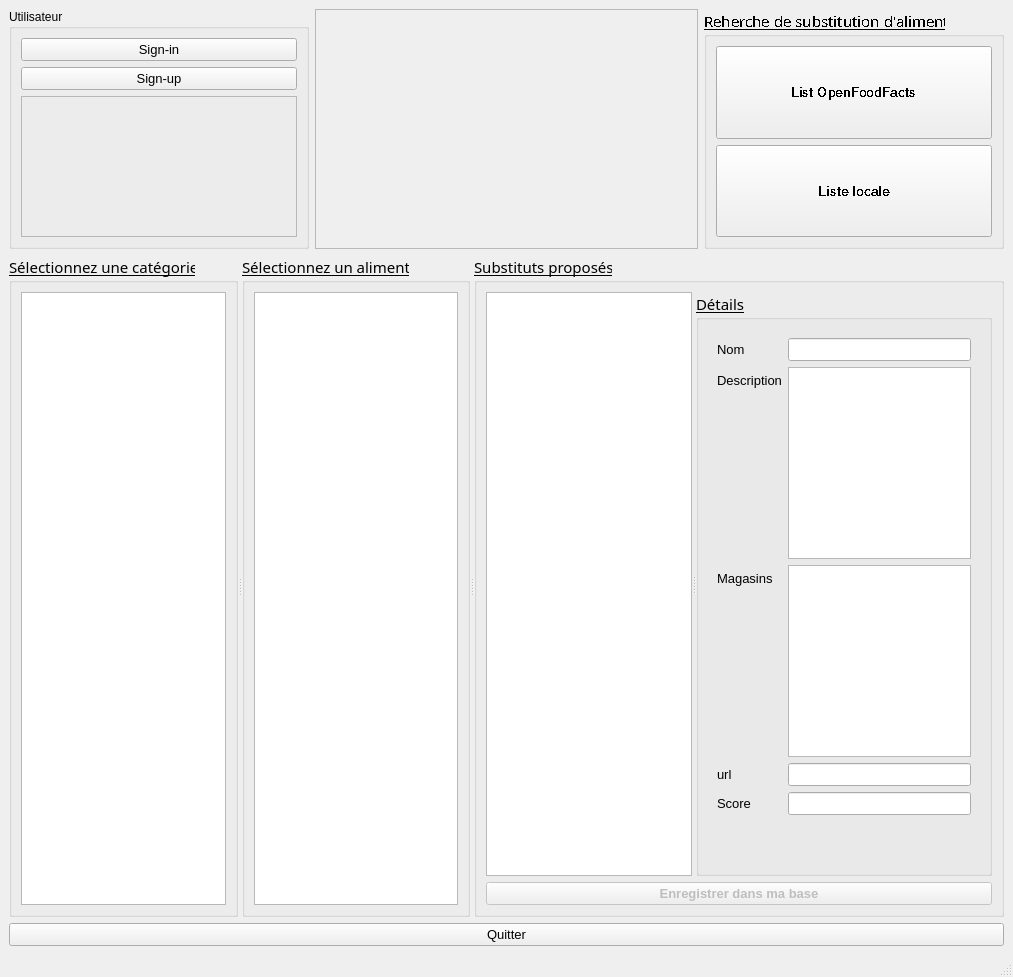
This is ui/mainwindow.ui in jerome-diver/OC-openFoodFacts as Qt 5 draws it before an edit. The edited form follows.
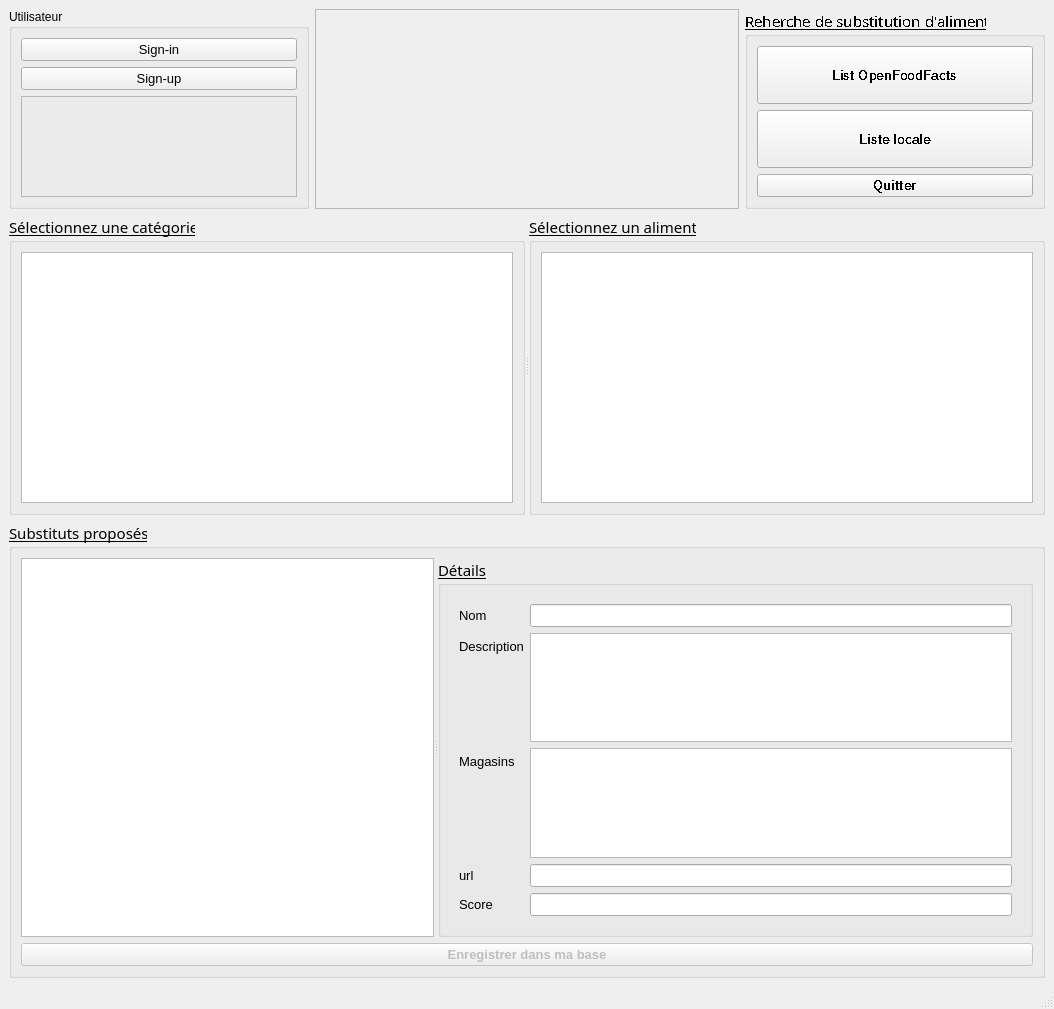
This is the edited form. Icons and pictures are not drawn.

Commit message: added stausbar messages on mainwindow added threads call for request on categories and product's foods on Open Food Facts remove double and not-applicable grades for substitute's products better mainwindow ui display of widgets, and add statusBar widget get QTableView on mainwindow for show substitutes propositions with check box for selection

The edit to the form file:
```diff
--- a/ui/mainwindow.ui
+++ b/ui/mainwindow.ui
@@ -6,8 +6,8 @@
    <rect>
     <x>0</x>
     <y>0</y>
-    <width>1013</width>
-    <height>977</height>
+    <width>1054</width>
+    <height>1009</height>
    </rect>
   </property>
   <property name="minimumSize">
@@ -234,6 +234,22 @@
            </property>
           </widget>
          </item>
+         <item>
+          <widget class="QPushButton" name="quit">
+           <property name="font">
+            <font>
+             <family>Ubuntu</family>
+             <pointsize>10</pointsize>
+             <weight>75</weight>
+             <bold>true</bold>
+             <underline>false</underline>
+            </font>
+           </property>
+           <property name="text">
+            <string>Quitter</string>
+           </property>
+          </widget>
+         </item>
         </layout>
        </widget>
       </item>
@@ -245,6 +261,12 @@
        <enum>Qt::Horizontal</enum>
       </property>
       <widget class="QGroupBox" name="categories_grp">
+       <property name="minimumSize">
+        <size>
+         <width>0</width>
+         <height>300</height>
+        </size>
+       </property>
        <property name="font">
         <font>
          <family>Ubuntu Condensed</family>
@@ -294,6 +316,9 @@
         </item>
        </layout>
       </widget>
+     </widget>
+    </item>
+    <item>
       <widget class="QGroupBox" name="groupBox">
        <property name="font">
         <font>
@@ -500,25 +525,19 @@
         </item>
        </layout>
       </widget>
-     </widget>
     </item>
-    <item>
-     <widget class="QPushButton" name="quit">
+   </layout>
+  </widget>
+  <widget class="QStatusBar" name="statusBar">
       <property name="font">
        <font>
         <family>Ubuntu</family>
         <pointsize>10</pointsize>
-        <underline>false</underline>
-       </font>
-      </property>
-      <property name="text">
-       <string>Quitter</string>
-      </property>
-     </widget>
-    </item>
-   </layout>
-  </widget>
-  <widget class="QStatusBar" name="statusbar"/>
+     <weight>75</weight>
+     <bold>true</bold>
+    </font>
+   </property>
+  </widget>
  </widget>
  <resources>
   <include location="images.qrc"/>
```
Lines whose indentation alone changed are shown as unchanged. The commit also changes 7 other files.
